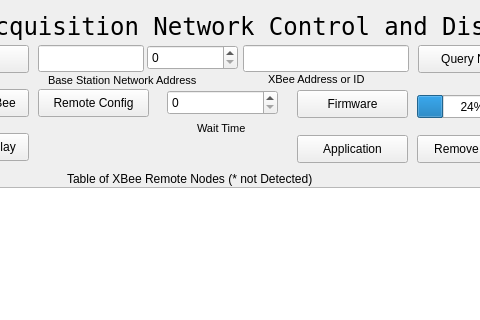
Before: the Qt Designer form XBee-GUI/xbee-control.ui in ksarkies/XBee-Acquisition, drawn with Qt 5; both pictures show x 118 to 598 and y 0 to 320 of the 701 by 704 pixel window.
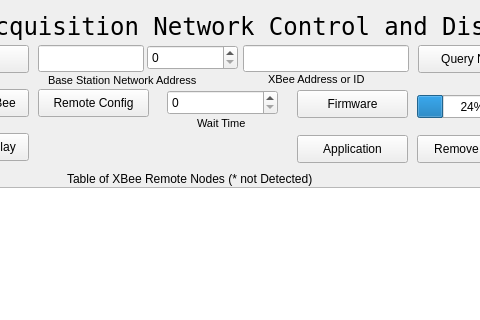
After: the same form once the commit is applied.

Commit message: GUI initial attempts to get remote node to stay awake. Not complete.

Patch:
```diff
--- a/XBee-GUI/xbee-control.ui
+++ b/XBee-GUI/xbee-control.ui
@@ -268,7 +268,7 @@
    <property name="geometry">
     <rect>
      <x>315</x>
-     <y>120</y>
+     <y>115</y>
      <width>86</width>
      <height>17</height>
     </rect>
```
Left out of the diff: 8 changed lines with no effect on the pictures. The commit also changes 4 other files.
